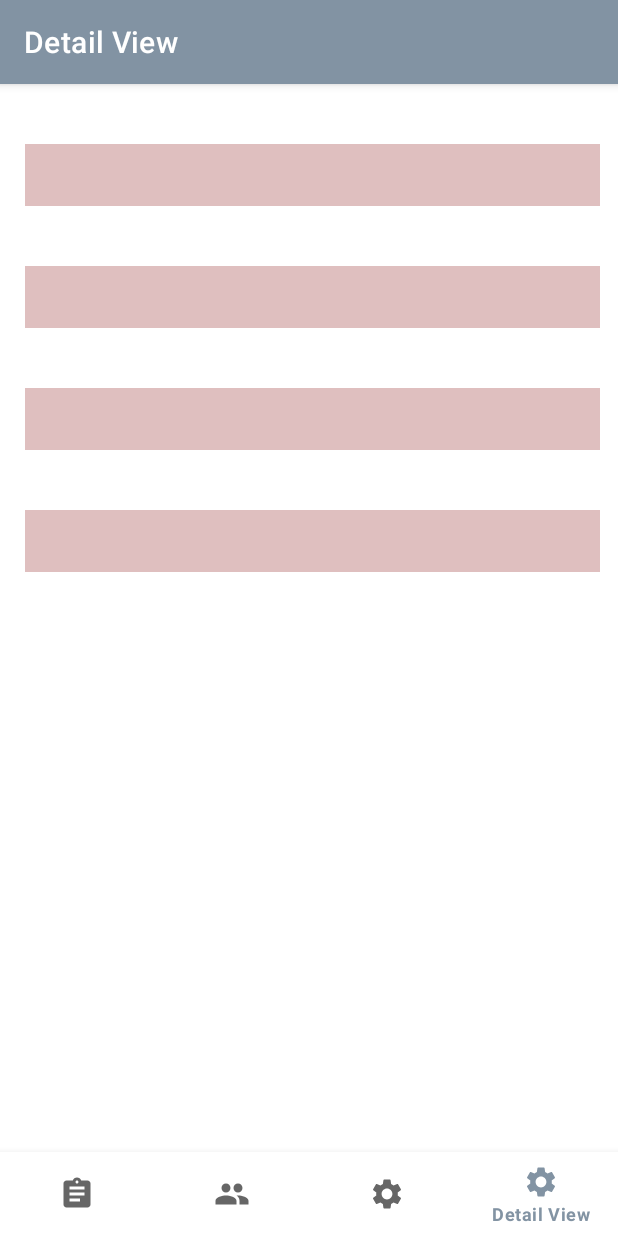
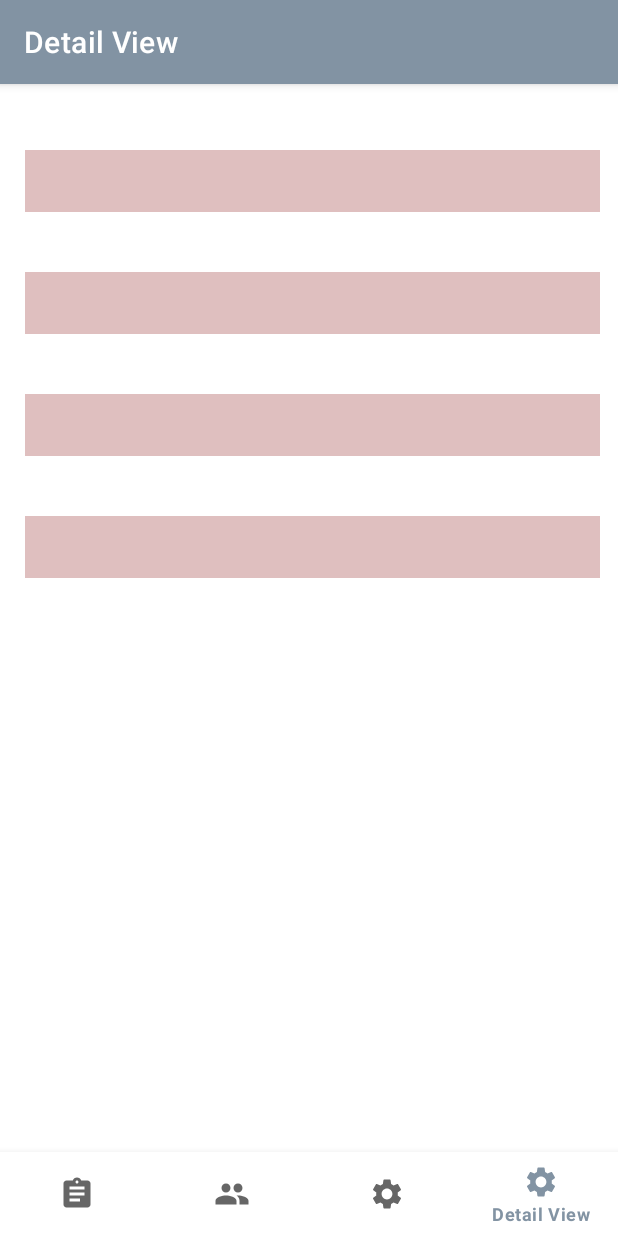
Before and after one commit to Yatamashi/Scribble_Bullet_PME, an Android app: the DetailViewFragment screen opened through its navigation route, on a phone screen of 412 x 824 dp. Run offline under Robolectric (Android 15) with nearby library versions, the phone set to English and light mode, and no system bars; our stand-ins replace Room's generated code, navigation-ui; libraries missing offline, so code that uses them is left out: com.github.javafaker; 5 statements that could not run were skipped.

Commit message:
small fix after merging conflict

```diff
--- a/app/src/main/res/layout/fragment_detail_view.xml
+++ b/app/src/main/res/layout/fragment_detail_view.xml
@@ -34,7 +34,7 @@
         android:id="@+id/fragment_detail_view_todo_category"
         android:layout_width="383dp"
         android:layout_height="41dp"
-        android:layout_marginTop="40dp"
+        android:layout_marginTop="44dp"
         android:background="#65AF5D5D"
         app:layout_constraintEnd_toEndOf="parent"
         app:layout_constraintHorizontal_bias="0.571"
--- a/app/src/main/res/layout/list_item_todo.xml
+++ b/app/src/main/res/layout/list_item_todo.xml
@@ -12,7 +12,6 @@
         android:layout_width="581dp"
         android:layout_height="match_parent"
         android:layout_weight="5"
-
         android:padding="20dp"
         android:textSize="22sp"
         tools:text="@tools:sample/full_names" />
@@ -25,7 +24,7 @@
         android:checked="@+id/list_item_todo_done"
         android:padding="18dp"
         android:layout_marginLeft="10dp"
-        android:text="@tools:sample/full_names"
+
         android:textSize="22sp" />
 
 
```
